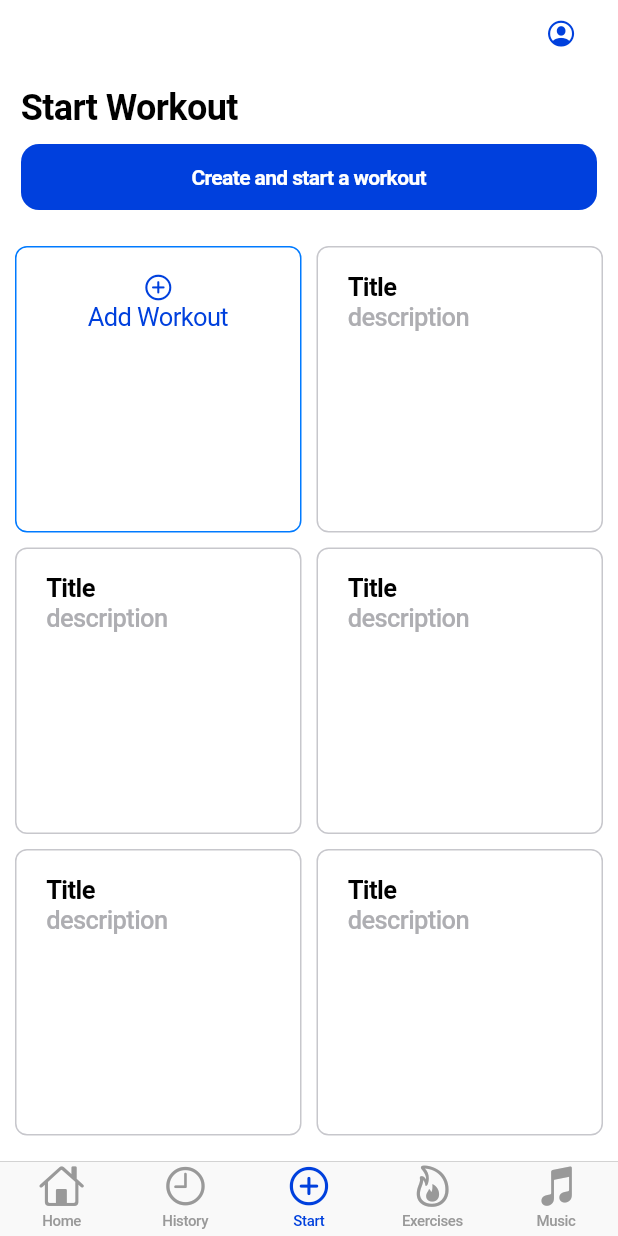
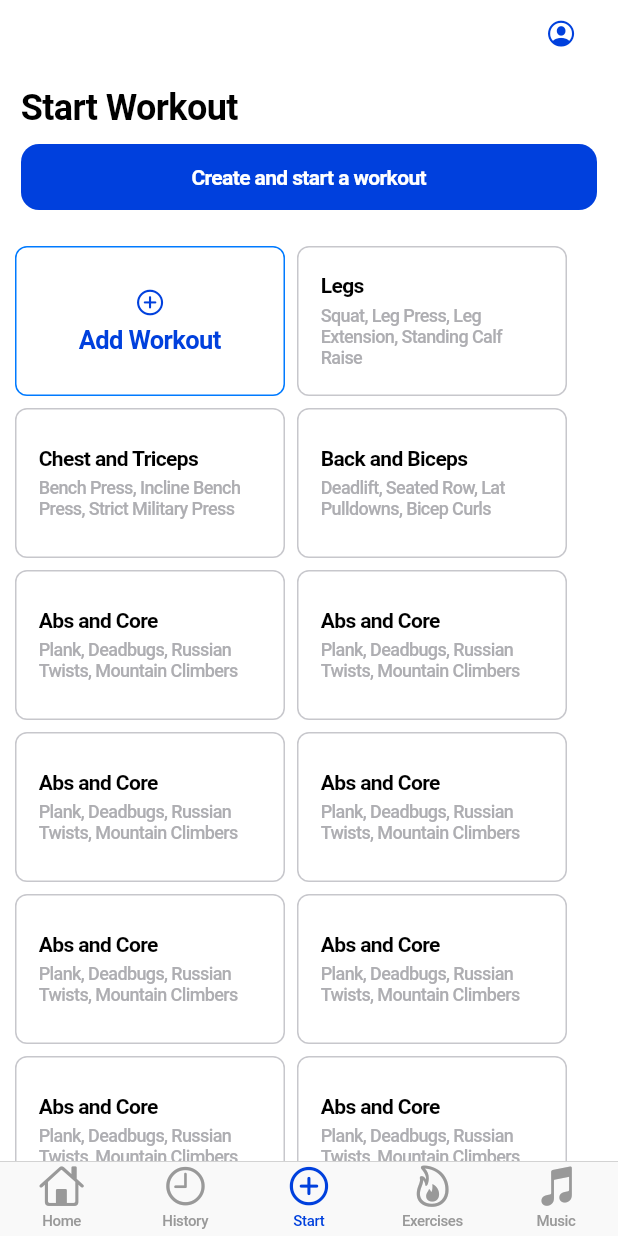
Before and after one commit to wsiongsin/FitBeat, a Flutter app: the screen it shows after launch, item 3 of the bottom bar chosen, on a phone screen of 412 x 824 dp. Run offline on Flutter 3.47's test engine with Material 3 defaults, Android fonts, the phone set to English and light mode, and no system bars.

Commit message:
update workout grid in start screen

```diff
--- a/fitbeat/lib/screens/start_screen.dart
+++ b/fitbeat/lib/screens/start_screen.dart
@@ -8,180 +8,124 @@ class StartScreen extends StatelessWidget {
     return Column(
       crossAxisAlignment: CrossAxisAlignment.start,
       children: [
-        buildEmptyWorkout(),
-        buildListWorkouts()
-        // buildWorkout(),
+        _buildEmptyWorkout(),
+        _buildListWorkouts()
       ],
     );
   }
 
-  Widget buildWorkout() {
+  Widget _buildWorkout(String workoutTitle, String workoutExercises) {
     return Container(
         decoration: BoxDecoration(
           border: Border.all(width: 1.0, color: CupertinoColors.systemGrey3),
           borderRadius: BorderRadius.circular(8),
         ),
-          child:
-          Align(
-        alignment: AlignmentDirectional.topStart,
+        width: 180,
+        height: 100,
         child: CupertinoButton(
+          padding: const EdgeInsets.all(15),
           onPressed: () {},
-            child: const Column(
+          child: Column(
             crossAxisAlignment: CrossAxisAlignment.start,
-              children:[
-                Text('Title', style: TextStyle(fontWeight: FontWeight.bold, color: CupertinoColors.black )),
-                Text('description', style: TextStyle(fontWeight: FontWeight.w500, color: CupertinoColors.systemGrey2)),
+            mainAxisSize: MainAxisSize.min,
+            children: [
+              Text(workoutTitle,
+                  style: const TextStyle(
+                      fontWeight: FontWeight.bold,
+                      color: CupertinoColors.black,
+                      fontSize: 14)),
+              Padding(
+                padding: const EdgeInsets.only(top: 5),
+                child: Text(workoutExercises,
+                    style: const TextStyle(
+                        fontWeight: FontWeight.w500,
+                        color: CupertinoColors.systemGrey2,
+                        fontSize: 12)),
+              )
             ],
-            ),
           ),
         ));
   }
 
-  Widget _buildHeader() {
-    return const Text('top');
-    // List<Widget> workoutWidgets = [];
-
-    // // Use a loop to create multiple widgets
-    // for (int i = 0; i < 10; i++) {
-    //   workoutWidgets.add(
-    //    buildWorkout()
-    //   );
-    // }
-
-    // return Padding (
-    //     padding: const EdgeInsets.all(16),
-    //     child: Column (
-
-    //     children: [
-    //       const Text('Start Workout',
-    //           style: TextStyle(fontSize: 24, fontWeight: FontWeight.bold)),
-    //       Column(crossAxisAlignment: CrossAxisAlignment.stretch, children: [
-    //         CupertinoButton.filled(
-    //           onPressed: () {},
-    //           minSize: kMinInteractiveDimensionCupertino,
-    //           child: const Text('Create and start a workout',
-    //               style: TextStyle(fontSize: 14, fontWeight: FontWeight.w500)),
-    //         ),
-    //       ]),
-
-    //       const SizedBox(height: 20),
-
-    //       const Text('Workouts'),
-
-    //     SizedBox(
-    //       height: 600,
-    //     child:
-    //     GridView.count(
-    //       crossAxisSpacing: 10,
-    //       mainAxisSpacing: 10,
-    //       crossAxisCount: 2,
-    //       primary: false,
-    //       padding: const EdgeInsets.all(20),
-    //       children: [
-    //         Container(
-    //               decoration: BoxDecoration(
-    //                 border: Border.all(
-    //                     width: 1.0, color: CupertinoColors.activeBlue),
-    //                 borderRadius: BorderRadius.circular(8),
-    //               ),
-    //               child: CupertinoButton(
-    //                 onPressed: () {},
-    //                 child: const Column(
-    //                   children: [
-    //                     Icon(CupertinoIcons.add_circled),
-    //                     Text('Add Workout'),
-    //                   ],
-    //                 ),
-    //               ),
-    //         ),
-    //         buildWorkout(),
-    //         buildWorkout(),
-    //         buildWorkout(),
-    //         buildWorkout(),
-
-    //       ])
-    //     )
-    //     ]
-    //     )
-
-
-
-
-        // );
+  Widget _buildEmptyWorkout() {
+    return Padding(
+        padding: const EdgeInsets.all(14),
+        child: Column(crossAxisAlignment: CrossAxisAlignment.start, children: [
+          const Text('Start Workout',
+              style: TextStyle(fontSize: 24, fontWeight: FontWeight.bold)),
+          Padding(
+              padding: const EdgeInsets.only(top: 10),
+              child: Column(
+                  crossAxisAlignment: CrossAxisAlignment.stretch,
+                  children: [
+                    CupertinoButton.filled(
+                      padding: const EdgeInsets.symmetric(
+                          horizontal: 0.5, vertical: 0.2),
+                      onPressed: () {},
+                      child: const Text('Create and start a workout',
+                          style: TextStyle(
+                              fontSize: 14, fontWeight: FontWeight.bold)),
+                    ),
+                  ])),
+        ]));
   }
 
-
-Widget buildEmptyWorkout() {
-  return Padding (
-    padding: const EdgeInsets.all(14),
-    child: Column( crossAxisAlignment: CrossAxisAlignment.start,
-    children: [
-     const Text('Start Workout',
-          style: TextStyle(fontSize: 24, fontWeight: FontWeight.bold)),
-          Padding (
-            padding: const EdgeInsets.only(top: 10),
-            child:
-
-
-          Column(crossAxisAlignment: CrossAxisAlignment.stretch, children: [
-            CupertinoButton.filled(
-              padding: const EdgeInsets.symmetric(horizontal: 0.5, vertical: 0.2),
-              onPressed: () {},
-              child: const Text('Create and start a workout',
-
-                  style: TextStyle(fontSize: 14, fontWeight: FontWeight.bold)),
-            ),
-             ]        )
-          )
-
-             ,
-    ]
-    )
-  );
-}
-
-
-Widget buildListWorkouts() {
+  Widget _buildListWorkouts() {
     // return Text('hi');
-  return
-  Expanded(child:
-  Padding(padding: const EdgeInsets.all(10),
-  child:
-    GridView.count(
-      shrinkWrap: true,
-          crossAxisSpacing: 10,
-          mainAxisSpacing: 10,
-          crossAxisCount: 2,
-          primary: false,
-          children: [
+    return Expanded(
+        child: SingleChildScrollView(
+            padding: const EdgeInsets.all(10),
+            child: Wrap(spacing: 8, runSpacing: 8, children: [
               Container(
                 decoration: BoxDecoration(
-                    border: Border.all(
-                        width: 1.0, color: CupertinoColors.activeBlue),
+                  border:
+                      Border.all(width: 1.0, color: CupertinoColors.activeBlue),
                   borderRadius: BorderRadius.circular(8),
                 ),
+                width: 180,
+                height: 100,
                 child: CupertinoButton(
                   onPressed: () {},
                   child: const Column(
+                    crossAxisAlignment: CrossAxisAlignment.center,
+                    mainAxisAlignment: MainAxisAlignment.center,
                     children: [
                       Icon(CupertinoIcons.add_circled),
-                        Text('Add Workout'),
+                      Padding(
+                        padding: EdgeInsets.only(top: 5),
+                        child: Text(
+                          'Add Workout',
+                          style: TextStyle(fontWeight: FontWeight.w600),
+                        ),
+                      )
                     ],
                   ),
                 ),
               ),
-            buildWorkout(),
-            buildWorkout(),
-            buildWorkout(),
-            buildWorkout(),
-            buildWorkout(),
-            buildWorkout(),
-            buildWorkout(),
-            buildWorkout(),
-            buildWorkout(),
-
-
+              _buildWorkout('Legs',
+                  'Squat, Leg Press, Leg Extension, Standing Calf Raise'),
+              _buildWorkout('Chest and Triceps',
+                  'Bench Press, Incline Bench Press, Strict Military Press'),
+              _buildWorkout('Back and Biceps',
+                  'Deadlift, Seated Row, Lat Pulldowns, Bicep Curls'),
+              _buildWorkout('Abs and Core',
+                  'Plank, Deadbugs, Russian Twists, Mountain Climbers'),
+              _buildWorkout('Abs and Core',
+                  'Plank, Deadbugs, Russian Twists, Mountain Climbers'),
+              _buildWorkout('Abs and Core',
+                  'Plank, Deadbugs, Russian Twists, Mountain Climbers'),
+              _buildWorkout('Abs and Core',
+                  'Plank, Deadbugs, Russian Twists, Mountain Climbers'),
+              _buildWorkout('Abs and Core',
+                  'Plank, Deadbugs, Russian Twists, Mountain Climbers'),
+              _buildWorkout('Abs and Core',
+                  'Plank, Deadbugs, Russian Twists, Mountain Climbers'),
+              _buildWorkout('Abs and Core',
+                  'Plank, Deadbugs, Russian Twists, Mountain Climbers'),
+              _buildWorkout('Abs and Core',
+                  'Plank, Deadbugs, Russian Twists, Mountain Climbers'),
+              _buildWorkout('Abs and Core',
+                  'Plank, Deadbugs, Russian Twists, Mountain Climbers'),
             ])));
   }
-
 }
```
Also changed, not shown: 2 other files. Lines whose indentation alone changed are shown as unchanged.
